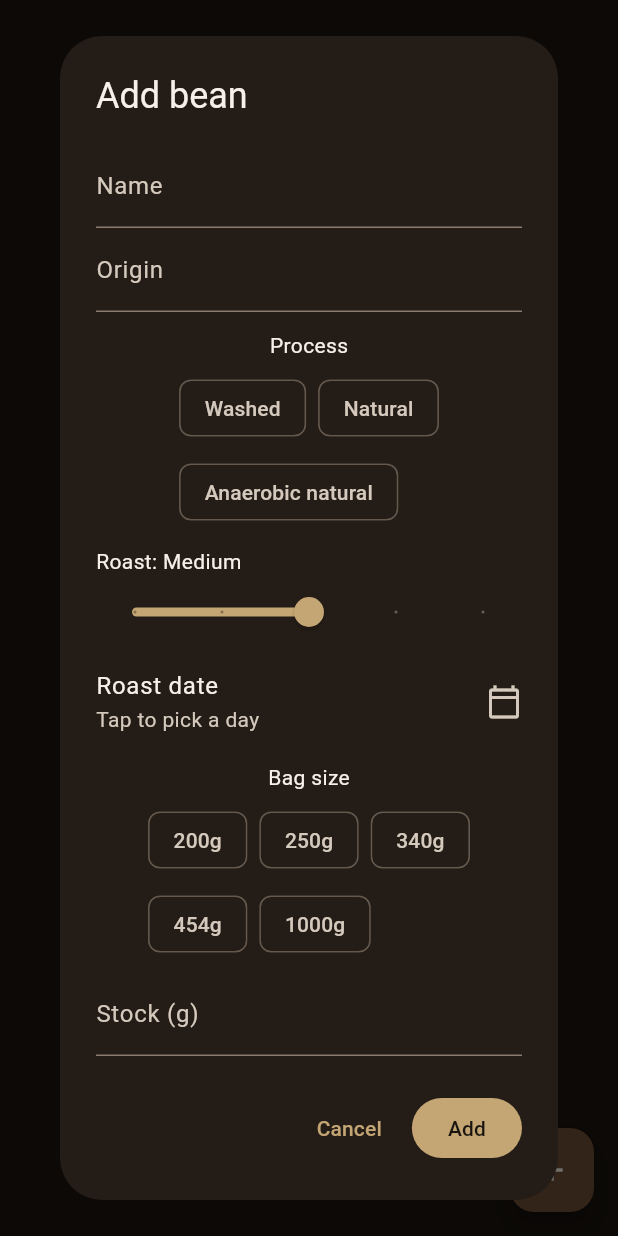
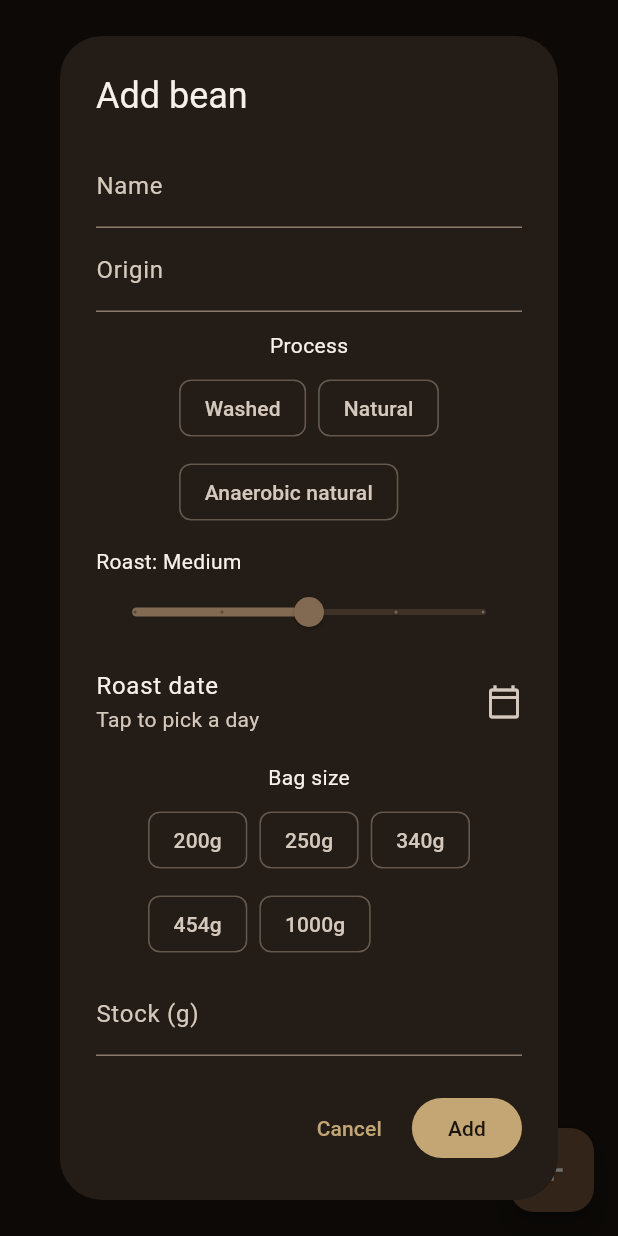
Before and after one commit to isyourbrainfoss/Flowlog, a Flutter app: the BeansScreen screen opened directly, after a tap on the "add" icon, on a phone screen of 412 x 824 dp. Run offline on Flutter 3.47's test engine with Material 3 defaults, Android fonts, the light colour scheme and no system bars; our stand-ins replace drift, flutter_blue_plus, pdf, share_plus; missing offline and left inert: file_selector; accounts and stored records are empty; generated files the repository leaves out were written again.

Commit message:
Bean roast slider tints from light tan to dark brown

```diff
--- a/app/flowlog/lib/screens/library/beans.dart
+++ b/app/flowlog/lib/screens/library/beans.dart
@@ -20,6 +20,16 @@ String _formatBeanDate(DateTime date) {
   final month = local.month.toString().padLeft(2, '0');
   final day = local.day.toString().padLeft(2, '0');
   return '${local.year}-$month-$day';
+}
+
+/// Interpolates roast slider color from light tan to dark brown.
+Color _roastSliderColor(double sliderValue) {
+  final t = sliderValue / (kBeanRoastLevels.length - 1);
+  return Color.lerp(
+    const Color(0xFFD4B896),
+    const Color(0xFF2E1A0E),
+    t.clamp(0.0, 1.0),
+  )!;
 }
 
 /// Generates a unique bean id for persistence.
@@ -601,14 +611,25 @@ class _BeanEditorDialogState extends State<_BeanEditorDialog> {
                   style: Theme.of(context).textTheme.bodyMedium,
                 ),
               ),
-              Slider(
+              SliderTheme(
+                data: SliderTheme.of(context).copyWith(
+                  activeTrackColor: _roastSliderColor(_roastSliderValue),
+                  inactiveTrackColor: _roastSliderColor(_roastSliderValue)
+                      .withValues(alpha: 0.28),
+                  thumbColor: _roastSliderColor(_roastSliderValue),
+                  overlayColor: _roastSliderColor(_roastSliderValue)
+                      .withValues(alpha: 0.14),
+                ),
+                child: Slider(
                   key: const Key('bean_editor_roast_slider'),
                   value: _roastSliderValue,
                   min: 0,
                   max: (kBeanRoastLevels.length - 1).toDouble(),
                   divisions: kBeanRoastLevels.length - 1,
                   label: _sliderToRoastLevel(_roastSliderValue),
-                onChanged: (value) => setState(() => _roastSliderValue = value),
+                  onChanged: (value) =>
+                      setState(() => _roastSliderValue = value),
+                ),
               ),
               ListTile(
                 key: const Key('bean_editor_roast_date'),
```
Lines whose indentation alone changed are shown as unchanged.
